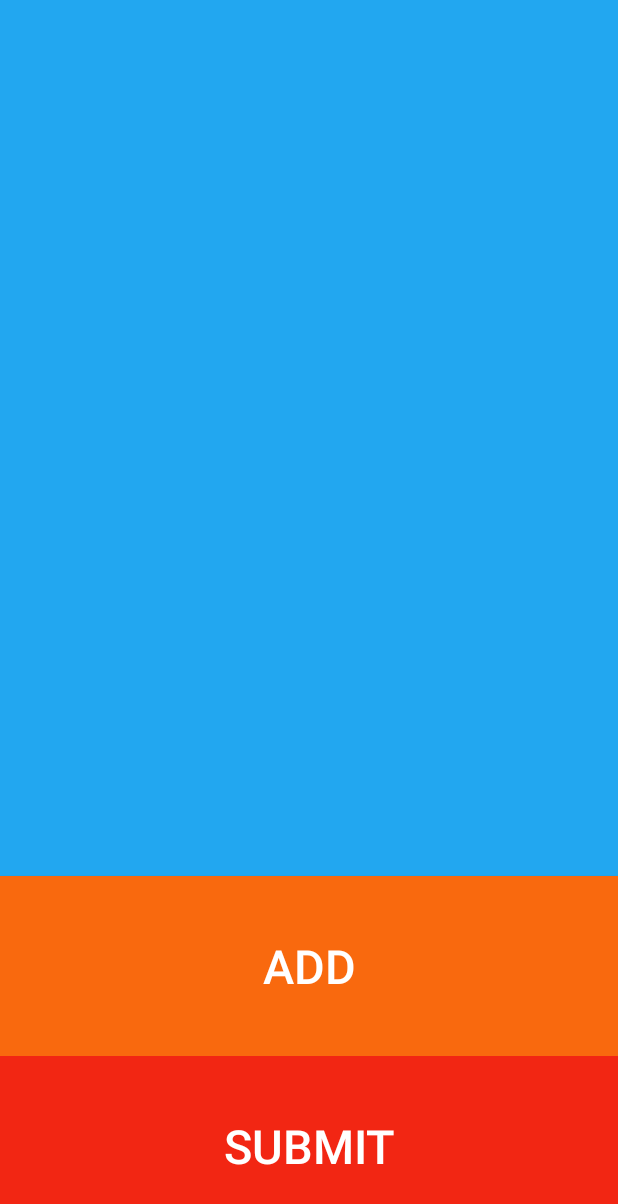
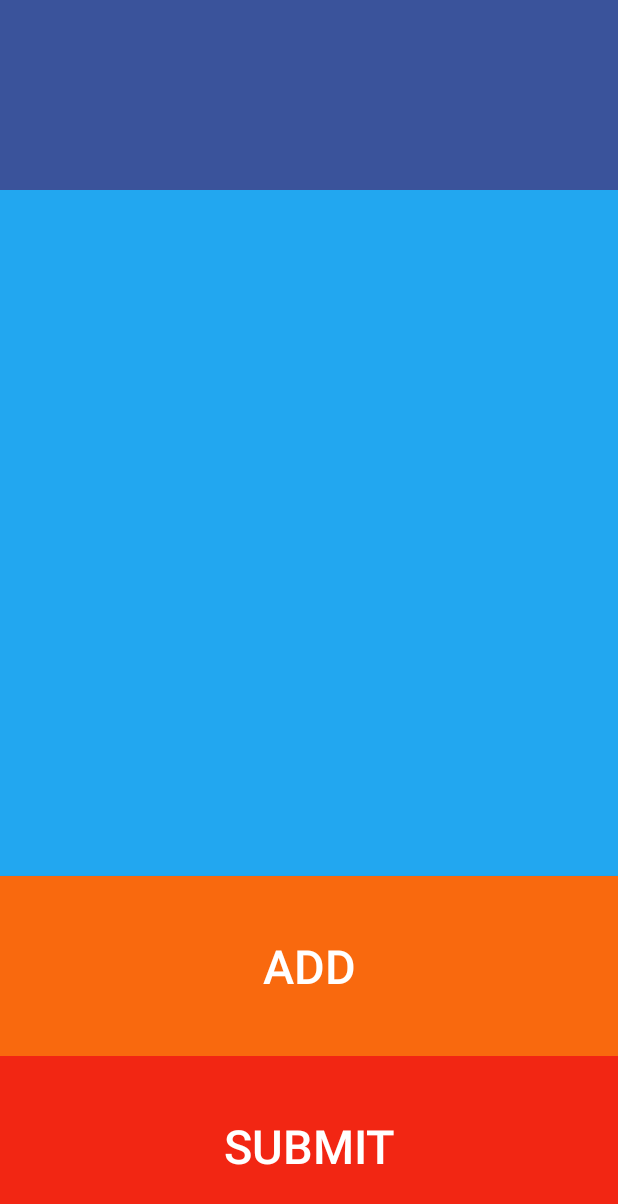
Before and after one commit to wujessica/Routime, an Android app: the layout activity_listexercises.xml on its own in the app's theme, with its tools: preview values and no code run, on a phone screen of 412 x 824 dp. Shown: the top 1204 px of the screen. Run offline under Robolectric (Android 15) with nearby library versions, the phone set to English and light mode, and no system bars.

Commit message:
minor tweaks in layout designs

```diff
--- a/routime/src/main/res/layout/activity_listexercises.xml
+++ b/routime/src/main/res/layout/activity_listexercises.xml
@@ -8,15 +8,16 @@
     android:paddingBottom="@dimen/activity_vertical_margin"
     android:screenOrientation="portrait"
     tools:context="me.jessicawu.routime.ListExercisesActivity"
-    android:background="@color/background_blue"
+    android:background="#81CFE0"
     >
 
     <TextView
         android:id="@+id/routine_name"
         android:layout_width="match_parent"
-        android:layout_height="140px"
-        android:textSize="14pt"
+        android:layout_height="190px"
+        android:textSize="20pt"
         android:gravity="center"
+        android:background="#3A539B"
 
        />
 
--- a/routime/src/main/res/layout/list_exercises_item.xml
+++ b/routime/src/main/res/layout/list_exercises_item.xml
@@ -8,8 +8,8 @@
         android:id="@+id/exercise_name"
         android:layout_width="wrap_content"
         android:layout_height="wrap_content"
-        android:paddingBottom="10dp"
-        android:textSize="30dp"
+        android:paddingBottom="2dp"
+        android:textSize="@dimen/workout_name_font_size"
         android:text="Pushups"/>
 
     <TextView
@@ -17,7 +17,7 @@
         android:layout_width="wrap_content"
         android:layout_height="wrap_content"
         android:layout_below="@+id/exercise_name"
-        android:textSize="25dp"
+        android:textSize="@dimen/workout_duration_font_size"
         android:text="30"/>
 
 </RelativeLayout>
--- a/routime/src/main/res/values/dimens.xml
+++ b/routime/src/main/res/values/dimens.xml
@@ -7,6 +7,6 @@
     <!--<dimen name="activity_horizontal_margin">16dp</dimen>-->
     <!--<dimen name="activity_vertical_margin">16dp</dimen>-->
 
-    <dimen name="workout_name_font_size">30sp</dimen>
-    <dimen name="workout_duration_font_size">25sp</dimen>
+    <dimen name="workout_name_font_size">12pt</dimen>
+    <dimen name="workout_duration_font_size">10pt</dimen>
 </resources>
```
